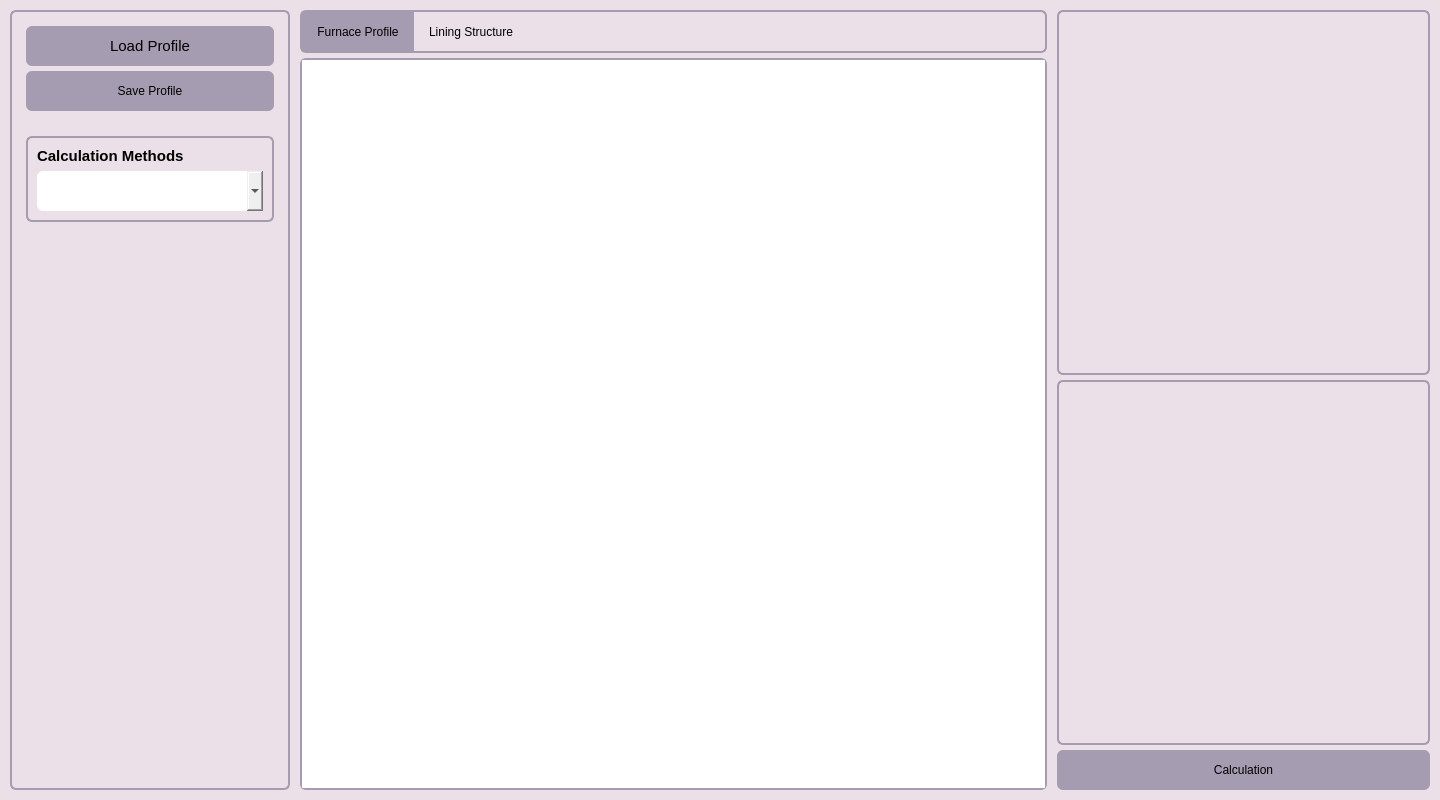
Old version of the form src/view/main_window.ui in the repository Percyvalle/Furnix.
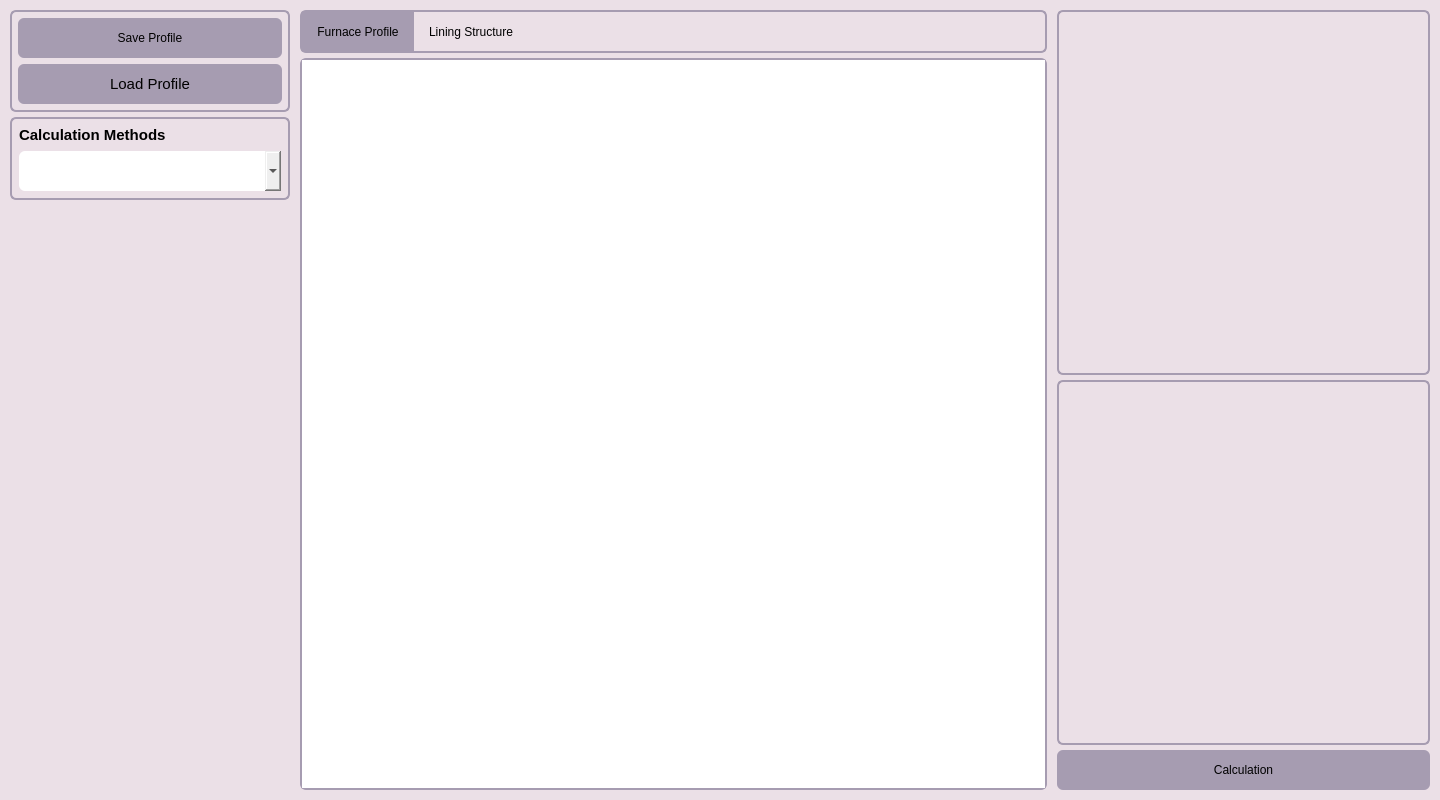
New version of the form. Custom widgets are drawn as their Qt base class.

The edit to the form file:
```diff
--- a/src/view/main_window.ui
+++ b/src/view/main_window.ui
@@ -33,7 +33,6 @@
 QLineEdit {
 	border: 2px solid rgb(166,156,177);
 	border-radius: 6px;
-	height: 40px;
 }
 
 QPushButton {
@@ -72,7 +71,6 @@
 	border: 0;
 	font: 500 12pt &quot;Segoe UI&quot;;
 	color: black;
- 	height: 25px;
 	padding-left: 10px;
 }
 
@@ -99,6 +97,11 @@
     </property>
     <item>
      <widget class="QFrame" name="user_frame">
+      <property name="styleSheet">
+       <string notr="true">QFrame#user_frame {
+	border: 0;
+}</string>
+      </property>
       <property name="frameShape">
        <enum>QFrame::Shape::StyledPanel</enum>
       </property>
@@ -106,6 +109,21 @@
        <enum>QFrame::Shadow::Raised</enum>
       </property>
       <layout class="QVBoxLayout" name="verticalLayout_2">
+       <property name="spacing">
+        <number>5</number>
+       </property>
+       <property name="leftMargin">
+        <number>0</number>
+       </property>
+       <property name="topMargin">
+        <number>0</number>
+       </property>
+       <property name="rightMargin">
+        <number>0</number>
+       </property>
+       <property name="bottomMargin">
+        <number>0</number>
+       </property>
        <item>
         <widget class="QStackedWidget" name="user_stack">
          <property name="styleSheet">
@@ -117,55 +135,72 @@
             <number>5</number>
            </property>
            <property name="leftMargin">
-            <number>5</number>
+            <number>0</number>
            </property>
            <property name="topMargin">
-            <number>5</number>
+            <number>0</number>
            </property>
            <property name="rightMargin">
-            <number>5</number>
+            <number>0</number>
            </property>
            <property name="bottomMargin">
-            <number>5</number>
+            <number>0</number>
            </property>
            <item>
-            <widget class="QPushButton" name="pushButton_2">
-             <property name="font">
-              <font>
-               <family>Segoe UI</family>
-               <pointsize>11</pointsize>
-               <italic>false</italic>
-               <fontweight>DemiBold</fontweight>
-              </font>
+            <widget class="QFrame" name="frame_2">
+             <property name="styleSheet">
+              <string notr="true">QFrame {
+	border: 2px solid rgb(166,156,177);
+	border-radius: 6px;
+}</string>
              </property>
-             <property name="text">
-              <string>Load Profile</string>
+             <property name="frameShape">
+              <enum>QFrame::Shape::StyledPanel</enum>
              </property>
-            </widget>
-           </item>
-           <item>
-            <widget class="QPushButton" name="pushButton">
-             <property name="text">
-              <string>Save Profile</string>
+             <property name="frameShadow">
+              <enum>QFrame::Shadow::Raised</enum>
              </property>
+             <layout class="QVBoxLayout" name="verticalLayout_10">
+              <property name="spacing">
+               <number>6</number>
+              </property>
+              <property name="leftMargin">
+               <number>6</number>
+              </property>
+              <property name="topMargin">
+               <number>6</number>
+              </property>
+              <property name="rightMargin">
+               <number>6</number>
+              </property>
+              <property name="bottomMargin">
+               <number>6</number>
+              </property>
+              <item>
+               <widget class="QPushButton" name="pushButton">
+                <property name="text">
+                 <string>Save Profile</string>
+                </property>
+               </widget>
+              </item>
+              <item>
+               <widget class="QPushButton" name="pushButton_2">
+                <property name="font">
+                 <font>
+                  <family>Segoe UI</family>
+                  <pointsize>11</pointsize>
+                  <italic>false</italic>
+                  <fontweight>DemiBold</fontweight>
+                 </font>
+                </property>
+                <property name="text">
+                 <string>Load Profile</string>
+                </property>
+               </widget>
+              </item>
+             </layout>
             </widget>
            </item>
-           <item>
-            <spacer name="verticalSpacer_2">
-             <property name="orientation">
-              <enum>Qt::Orientation::Vertical</enum>
-             </property>
-             <property name="sizeType">
-              <enum>QSizePolicy::Policy::Fixed</enum>
-             </property>
-             <property name="sizeHint" stdset="0">
-              <size>
-               <width>20</width>
-               <height>20</height>
-              </size>
-             </property>
-            </spacer>
-           </item>
            <item>
             <widget class="QFrame" name="frame">
              <property name="styleSheet">
@@ -181,6 +216,21 @@
               <enum>QFrame::Shadow::Raised</enum>
              </property>
              <layout class="QVBoxLayout" name="verticalLayout_9">
+              <property name="spacing">
+               <number>7</number>
+              </property>
+              <property name="leftMargin">
+               <number>7</number>
+              </property>
+              <property name="topMargin">
+               <number>7</number>
+              </property>
+              <property name="rightMargin">
+               <number>7</number>
+              </property>
+              <property name="bottomMargin">
+               <number>7</number>
+              </property>
               <item>
                <widget class="QLabel" name="label">
                 <property name="font">
@@ -514,7 +564,7 @@
             </widget>
            </item>
            <item>
-            <widget class="QStackedWidget" name="stackedWidget">
+            <widget class="QStackedWidget" name="furnace_profile_output_parameters">
              <widget class="QWidget" name="page_9"/>
              <widget class="QWidget" name="page_10"/>
             </widget>
```
